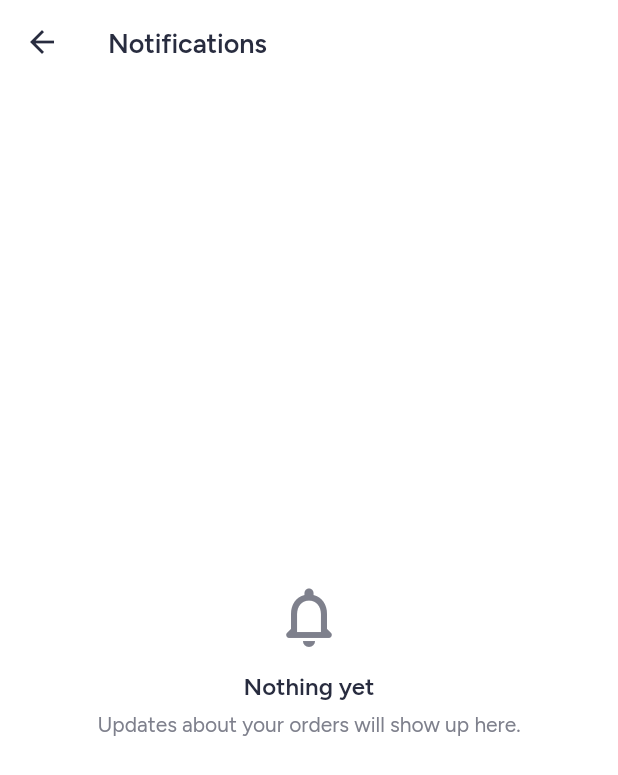
After one commit to nayansuthar-1/zopiqnow, a Flutter app: the screen it shows after launch, after a tap on the "notifications" icon, on a phone screen of 412 x 824 dp. The commit adds this screen. Shown: the top 775 px of the screen. Run offline on Flutter 3.47's test engine with Material 3 defaults, Android fonts, the phone set to English and light mode, and no system bars; our stand-ins replace firebase_core, firebase_messaging, fl_chart, flutter_local_notifications, flutter_riverpod, flutter_secure_storage and 8 more; accounts and stored records are empty; project files that could hold a hidden picture were left out.

Commit message:
feat(customer): an in-app inbox for order updates
A notifications feature mirroring the vendor's (0021): a live Realtime
stream of the customer's own rows (0047 RLS scopes them to auth.uid()),
a bell in the Home header wearing the unread count, and a page that lists
them newest-first and deep-links a tap to the order it's about. Read-only
in the app — a database trigger writes the content, the app only moves
read_at through an RPC. The route is deliberately unprotected: a
signed-out user simply sees an empty inbox rather than a login wall. The
bell's provider errors gracefully to a 0 count, so it is inert when
signed out and never throws. Customer suite 133/133.

```diff
--- a/apps/customer/lib/app/router.dart
+++ b/apps/customer/lib/app/router.dart
@@ -26,6 +26,7 @@ import 'package:zopiqnow/features/location/domain/entities/address.dart';
 import 'package:zopiqnow/features/location/presentation/pages/address_book_page.dart';
 import 'package:zopiqnow/features/location/presentation/pages/address_form_page.dart';
 import 'package:zopiqnow/features/menu/presentation/pages/menu_page.dart';
+import 'package:zopiqnow/features/notifications/presentation/pages/notifications_page.dart';
 import 'package:zopiqnow/features/search/presentation/pages/search_page.dart';
 import 'package:zopiqnow/app/coming_soon_page.dart';
 
@@ -49,6 +50,7 @@ abstract final class Routes {
   static const String licenses = 'licenses';
   static const String account = 'account';
   static const String profile = 'profile';
+  static const String notifications = 'notifications';
   static const String splash = 'splash';
   static const String login = 'login';
   static const String otp = 'otp';
@@ -363,6 +365,16 @@ final Provider<GoRouter> routerProvider = Provider<GoRouter>((Ref ref) {
         name: Routes.licenses,
         builder: (_, _) => const LicensesPage(),
       ),
+      // The inbox. Deliberately not protected: a signed-out user simply has an
+      // empty one (they have no user id to address a row to), and bouncing them
+      // to a login screen to see "nothing yet" would be a worse welcome than the
+      // empty list itself. The one tap that needs identity — opening an order —
+      // is the order route, which is guarded on its own.
+      GoRoute(
+        path: '/notifications',
+        name: Routes.notifications,
+        builder: (_, _) => const NotificationsPage(),
+      ),
       GoRoute(
         path: '/account',
         name: Routes.account,
--- a/apps/customer/lib/features/home/presentation/widgets/home_app_bar.dart
+++ b/apps/customer/lib/features/home/presentation/widgets/home_app_bar.dart
@@ -7,6 +7,7 @@ import 'package:zopiqnow/features/home/domain/entities/food_category.dart';
 import 'package:zopiqnow/features/home/presentation/providers/home_filters.dart';
 import 'package:zopiqnow/features/home/presentation/providers/home_providers.dart';
 import 'package:zopiqnow/features/home/presentation/widgets/home_hero_carousel.dart';
+import 'package:zopiqnow/features/notifications/presentation/widgets/notification_bell.dart';
 
 /// Home header as a Zomato-style collapsing sliver, built *around* the hero
 /// carousel.
@@ -156,6 +157,8 @@ class HomeSliverAppBar extends StatelessWidget {
                                 onTap: onTapLocation,
                               ),
                             ),
+                            const SizedBox(width: ZopiqSpacing.sm),
+                            const NotificationBell(),
                             const SizedBox(width: ZopiqSpacing.sm),
                             _ProfileButton(onTap: onTapProfile),
                           ],
--- /dev/null
+++ b/apps/customer/lib/features/notifications/domain/entities/customer_notification.dart
@@ -0,0 +1,60 @@
+import 'package:flutter/foundation.dart';
+
+/// What kind of alert a row is. A customer only ever receives order updates and
+/// the occasional system notice today; an unknown wire value degrades to
+/// [system] rather than crashing an older build (the reason 0047 keeps `kind` a
+/// tolerant check, not an enum the client must know in full).
+enum CustomerNotificationKind {
+  orderUpdate,
+  system;
+
+  static CustomerNotificationKind fromWire(String wire) => switch (wire) {
+    'order_update' => orderUpdate,
+    _ => system,
+  };
+}
+
+/// One line in the customer's inbox — something that happened to an order, and
+/// whether it has been seen. Read-only in the app: a database trigger (0047)
+/// writes the content; the only thing the app changes is [readAt], through an
+/// RPC.
+@immutable
+class CustomerNotification {
+  const CustomerNotification({
+    required this.id,
+    required this.kind,
+    required this.title,
+    required this.createdAt,
+    this.body,
+    this.orderId,
+    this.readAt,
+  });
+
+  final int id;
+  final CustomerNotificationKind kind;
+  final String title;
+  final String? body;
+
+  /// The order a tap opens, if this is about one.
+  final String? orderId;
+
+  final DateTime createdAt;
+
+  /// Null until the customer has seen it.
+  final DateTime? readAt;
+
+  bool get isUnread => readAt == null;
+
+  factory CustomerNotification.fromJson(Map<String, dynamic> json) =>
+      CustomerNotification(
+        id: (json['id'] as num).toInt(),
+        kind: CustomerNotificationKind.fromWire(json['kind'] as String),
+        title: json['title'] as String,
+        body: json['body'] as String?,
+        orderId: json['order_id'] as String?,
+        createdAt: DateTime.parse(json['created_at'] as String).toLocal(),
+        readAt: json['read_at'] == null
+            ? null
+            : DateTime.parse(json['read_at'] as String).toLocal(),
+      );
+}
--- /dev/null
+++ b/apps/customer/lib/features/notifications/presentation/pages/notifications_page.dart
@@ -0,0 +1,226 @@
+import 'package:flutter/material.dart';
+import 'package:flutter_riverpod/flutter_riverpod.dart';
+import 'package:go_router/go_router.dart';
+import 'package:zopiq_ui/zopiq_ui.dart';
+
+import 'package:zopiqnow/app/router.dart';
+import 'package:zopiqnow/features/notifications/domain/entities/customer_notification.dart';
+import 'package:zopiqnow/features/notifications/presentation/providers/notifications_providers.dart';
+
+/// The customer's inbox: what happened to their orders, newest first.
+///
+/// A companion to push (once it ships), not a replacement — push rings a device
+/// that is away, this is the record it comes back to. Reading one, or all, is the
+/// only write the screen makes; the content is the database's.
+class NotificationsPage extends ConsumerWidget {
+  const NotificationsPage({super.key});
+
+  @override
+  Widget build(BuildContext context, WidgetRef ref) {
+    final AsyncValue<List<CustomerNotification>> async = ref.watch(
+      notificationsProvider,
+    );
+    final int unread = ref.watch(unreadCountProvider);
+
+    return Scaffold(
+      appBar: AppBar(
+        title: const Text('Notifications'),
+        actions: <Widget>[
+          if (unread > 0)
+            TextButton(
+              onPressed: () =>
+                  ref.read(notificationsDataSourceProvider).markAllRead(),
+              child: const Text('Mark all read'),
+            ),
+        ],
+      ),
+      body: SafeArea(
+        child: async.when(
+          loading: () => const Center(child: CircularProgressIndicator()),
+          error: (Object _, StackTrace _) => _Empty(
+            icon: Icons.cloud_off_rounded,
+            title: 'Notifications are out of reach',
+            body: 'We couldn\'t load your inbox just now.',
+            onRetry: () => ref.invalidate(notificationsProvider),
+          ),
+          data: (List<CustomerNotification> items) {
+            if (items.isEmpty) {
+              return const _Empty(
+                icon: Icons.notifications_none_rounded,
+                title: 'Nothing yet',
+                body: 'Updates about your orders will show up here.',
+              );
+            }
+            return ListView.separated(
+              padding: const EdgeInsets.symmetric(
+                horizontal: ZopiqSpacing.pageGutter,
+                vertical: ZopiqSpacing.lg,
+              ),
+              itemCount: items.length,
+              separatorBuilder: (_, _) =>
+                  const SizedBox(height: ZopiqSpacing.sm),
+              itemBuilder: (BuildContext context, int i) => ZopiqReveal(
+                index: i,
+                child: _NotificationCard(item: items[i]),
+              ),
+            );
+          },
+        ),
+      ),
+    );
+  }
+}
+
+class _NotificationCard extends ConsumerWidget {
+  const _NotificationCard({required this.item});
+
+  final CustomerNotification item;
+
+  @override
+  Widget build(BuildContext context, WidgetRef ref) {
+    final ZopiqColors zc = context.zc;
+    final TextTheme t = Theme.of(context).textTheme;
+    final bool unread = item.isUnread;
+    final Color accent = switch (item.kind) {
+      CustomerNotificationKind.orderUpdate => zc.primary,
+      CustomerNotificationKind.system => zc.textMuted,
+    };
+
+    return ZopiqPressable(
+      onTap: () {
+        if (unread) ref.read(notificationsDataSourceProvider).markRead(item.id);
+        // The deep link: an order update opens that order's detail.
+        if (item.orderId != null) {
+          context.pushNamed(
+            Routes.orderDetail,
+            pathParameters: <String, String>{'id': item.orderId!},
+          );
+        }
+      },
+      child: ZopiqCard(
+        padding: const EdgeInsets.all(ZopiqSpacing.md),
+        child: Row(
+          crossAxisAlignment: CrossAxisAlignment.start,
+          children: <Widget>[
+            Container(
+              width: 40,
+              height: 40,
+              decoration: BoxDecoration(
+                color: accent.withValues(alpha: 0.10),
+                shape: BoxShape.circle,
+              ),
+              child: Icon(_iconFor(item.kind), color: accent, size: 20),
+            ),
+            const SizedBox(width: ZopiqSpacing.md),
+            Expanded(
+              child: Column(
+                crossAxisAlignment: CrossAxisAlignment.start,
+                children: <Widget>[
+                  Text(
+                    item.title,
+                    style: t.titleSmall?.copyWith(
+                      fontWeight: unread ? FontWeight.w800 : FontWeight.w600,
+                      color: zc.textStrong,
+                    ),
+                  ),
+                  if (item.body != null) ...<Widget>[
+                    const SizedBox(height: ZopiqSpacing.xxs),
+                    Text(
+                      item.body!,
+                      style: t.bodySmall?.copyWith(color: zc.textMuted),
+                    ),
+                  ],
+                  const SizedBox(height: ZopiqSpacing.xs),
+                  Text(
+                    _when(item.createdAt),
+                    style: t.labelSmall?.copyWith(color: zc.textMuted),
+                  ),
+                ],
+              ),
+            ),
+            if (unread) ...<Widget>[
+              const SizedBox(width: ZopiqSpacing.sm),
+              Container(
+                width: 8,
+                height: 8,
+                margin: const EdgeInsets.only(top: 6),
+                decoration: BoxDecoration(
+                  color: zc.primary,
+                  shape: BoxShape.circle,
+                ),
+              ),
+            ],
+          ],
+        ),
+      ),
+    );
+  }
+
+  static IconData _iconFor(CustomerNotificationKind kind) => switch (kind) {
+    CustomerNotificationKind.orderUpdate => Icons.receipt_long_rounded,
+    CustomerNotificationKind.system => Icons.info_outline_rounded,
+  };
+
+  /// `just now`, `12m ago`, `3h ago`, then a date once it's a day old.
+  static String _when(DateTime when) {
+    final Duration ago = DateTime.now().difference(when);
+    if (ago.inMinutes < 1) return 'just now';
+    if (ago.inMinutes < 60) return '${ago.inMinutes}m ago';
+    if (ago.inHours < 24) return '${ago.inHours}h ago';
+
+    const List<String> months = <String>[
+      'Jan', 'Feb', 'Mar', 'Apr', 'May', 'Jun',
+      'Jul', 'Aug', 'Sep', 'Oct', 'Nov', 'Dec',
+    ];
+    return '${when.day} ${months[when.month - 1]}';
+  }
+}
+
+/// A centred icon + message, used for both the empty and the error states.
+class _Empty extends StatelessWidget {
+  const _Empty({
+    required this.icon,
+    required this.title,
+    required this.body,
+    this.onRetry,
+  });
+
+  final IconData icon;
+  final String title;
+  final String body;
+  final VoidCallback? onRetry;
+
+  @override
+  Widget build(BuildContext context) {
+    final ZopiqColors zc = context.zc;
+    final TextTheme t = Theme.of(context).textTheme;
+
+    return Center(
+      child: Padding(
+        padding: const EdgeInsets.all(ZopiqSpacing.xl),
+        child: Column(
+          mainAxisSize: MainAxisSize.min,
+          children: <Widget>[
+            Icon(icon, size: 48, color: zc.textMuted),
+            const SizedBox(height: ZopiqSpacing.md),
+            Text(
+              title,
+              style: t.titleMedium?.copyWith(color: zc.textStrong),
+              textAlign: TextAlign.center,
+            ),
+            const SizedBox(height: ZopiqSpacing.xs),
+            Text(
+              body,
+              style: t.bodyMedium?.copyWith(color: zc.textMuted),
+              textAlign: TextAlign.center,
+            ),
+            if (onRetry != null) ...<Widget>[
+              const SizedBox(height: ZopiqSpacing.lg),
+              TextButton(onPressed: onRetry, child: const Text('Retry')),
+            ],
+          ],
+        ),
+      ),
+    );
+  }
+}
--- /dev/null
+++ b/apps/customer/lib/features/notifications/presentation/providers/notifications_providers.dart
@@ -0,0 +1,40 @@
+import 'package:flutter_riverpod/flutter_riverpod.dart';
+
+import 'package:zopiqnow/features/auth/presentation/providers/auth_providers.dart';
+import 'package:zopiqnow/features/notifications/data/notifications_datasource.dart';
+import 'package:zopiqnow/features/notifications/domain/entities/customer_notification.dart';
+
+/// Data source binding. Overridden in tests, which have no Supabase instance.
+final Provider<CustomerNotificationsDataSource>
+notificationsDataSourceProvider = Provider<CustomerNotificationsDataSource>(
+  (Ref ref) => const CustomerNotificationsSupabaseDataSource(),
+);
+
+/// The inbox, live. Empty for a signed-out user — not an error, and not a stream
+/// that throws: a provider that explodes during sign-out explodes during an
+/// ordinary one.
+final StreamProvider<List<CustomerNotification>> notificationsProvider =
+    StreamProvider<List<CustomerNotification>>((Ref ref) {
+      final AuthState auth = ref.watch(authControllerProvider);
+      if (auth is! AuthSignedIn) {
+        return Stream<List<CustomerNotification>>.value(
+          const <CustomerNotification>[],
+        );
+      }
+      return ref
+          .watch(notificationsDataSourceProvider)
+          .watch(auth.user.id);
+    });
+
+/// The unread tally the header bell wears. Derived off the one stream — no second
+/// subscription — and 0 while it loads or errors, so the bell never shows a count
+/// it cannot stand behind.
+final Provider<int> unreadCountProvider = Provider<int>((Ref ref) {
+  return ref
+      .watch(notificationsProvider)
+      .maybeWhen(
+        data: (List<CustomerNotification> n) =>
+            n.where((CustomerNotification x) => x.isUnread).length,
+        orElse: () => 0,
+      );
+});
--- /dev/null
+++ b/apps/customer/lib/features/notifications/presentation/widgets/notification_bell.dart
@@ -0,0 +1,62 @@
+import 'package:flutter/material.dart';
+import 'package:flutter_riverpod/flutter_riverpod.dart';
+import 'package:go_router/go_router.dart';
+import 'package:zopiq_ui/zopiq_ui.dart';
+
+import 'package:zopiqnow/app/router.dart';
+import 'package:zopiqnow/features/notifications/presentation/providers/notifications_providers.dart';
+
+/// The bell in the Home header. A white glyph on the brand hero (matching the
+/// profile button beside it), wearing a small count when there is anything
+/// unread. Reads its own unread tally, so the header need only place it.
+class NotificationBell extends ConsumerWidget {
+  const NotificationBell({super.key});
+
+  @override
+  Widget build(BuildContext context, WidgetRef ref) {
+    final int unread = ref.watch(unreadCountProvider);
+
+    return InkResponse(
+      onTap: () => context.pushNamed(Routes.notifications),
+      radius: 24,
+      child: Stack(
+        clipBehavior: Clip.none,
+        children: <Widget>[
+          CircleAvatar(
+            radius: 18,
+            backgroundColor: ZopiqPalette.white.withValues(alpha: 0.22),
+            child: const Icon(
+              Icons.notifications_rounded,
+              color: ZopiqPalette.white,
+              size: 20,
+            ),
+          ),
+          if (unread > 0)
+            Positioned(
+              right: -2,
+              top: -2,
+              child: Container(
+                padding: const EdgeInsets.symmetric(horizontal: 5, vertical: 1),
+                constraints: const BoxConstraints(minWidth: 18, minHeight: 18),
+                decoration: BoxDecoration(
+                  color: ZopiqPalette.primary,
+                  borderRadius: ZopiqRadii.rPill,
+                  border: Border.all(color: ZopiqPalette.white, width: 1.5),
+                ),
+                child: Text(
+                  unread > 9 ? '9+' : '$unread',
+                  textAlign: TextAlign.center,
+                  style: const TextStyle(
+                    color: ZopiqPalette.white,
+                    fontSize: 10,
+                    height: 1.2,
+                    fontWeight: FontWeight.w800,
+                  ),
+                ),
+              ),
+            ),
+        ],
+      ),
+    );
+  }
+}
```
Also changed, not shown: apps/customer/lib/features/notifications/data/notifications_datasource.dart (added, +55 -0 lines).
